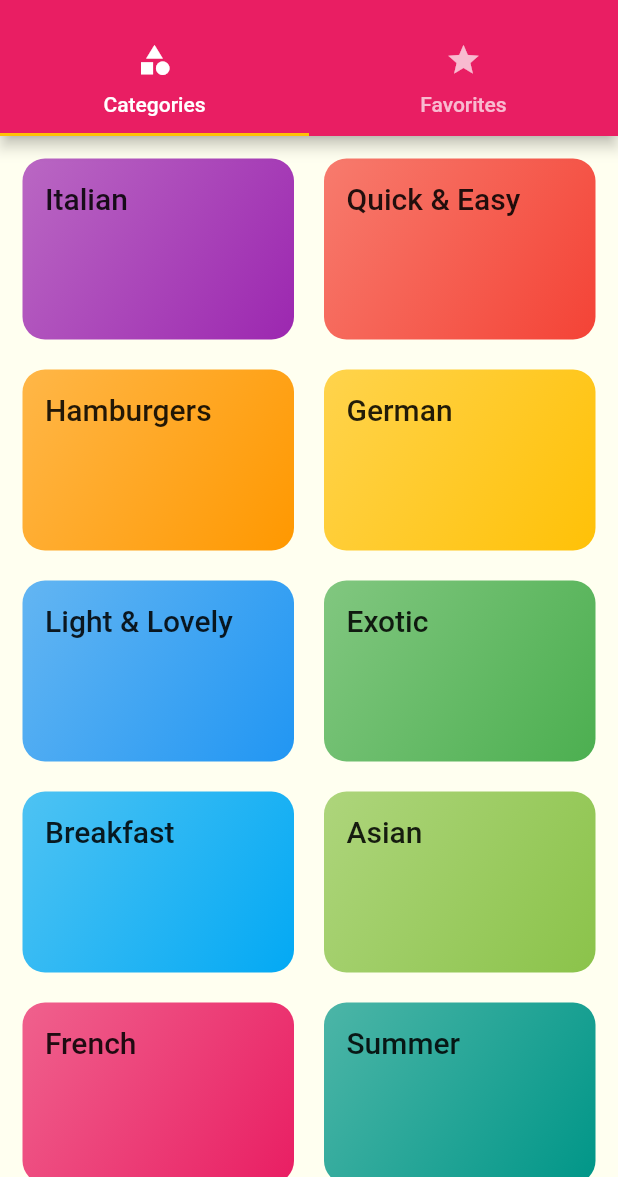
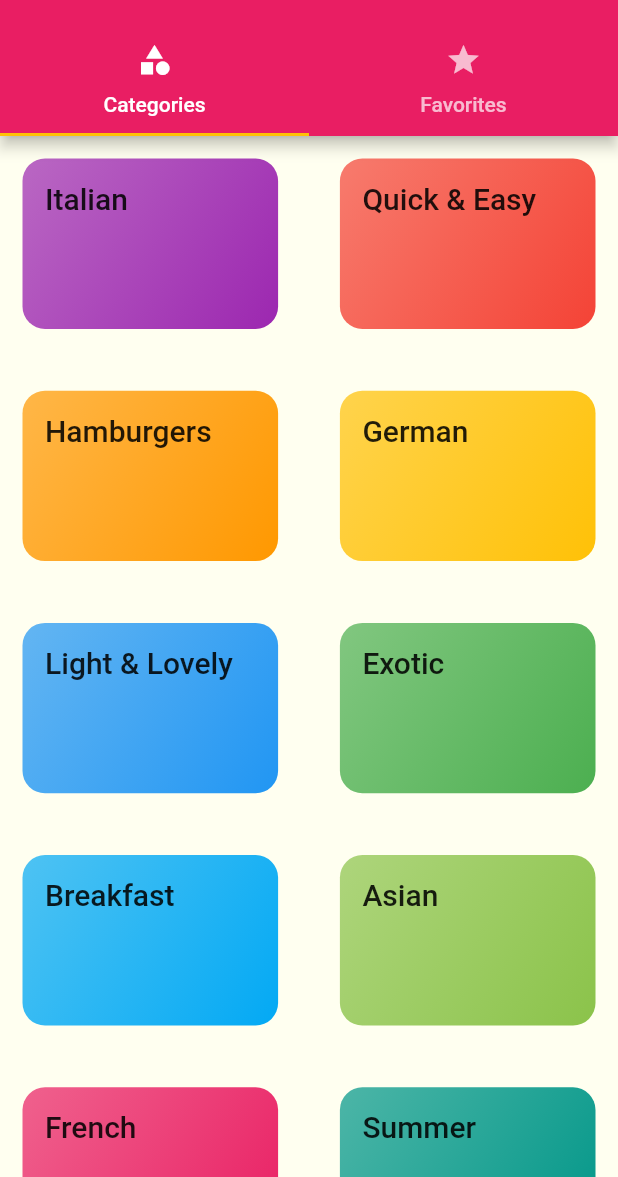
Before and after one commit to ilyosbekkk/meals_app, a Flutter app: the screen it shows after launch, on a phone screen of 412 x 824 dp, the part 59-1236 px from its top. Run offline on Flutter 3.47's test engine with Material 2 defaults, Android fonts, the phone set to English and light mode, and no system bars; our stand-ins replace auto_size_text.

Commit message:
added some responsiveness

```diff
--- a/lib/screens/categories_screen.dart
+++ b/lib/screens/categories_screen.dart
@@ -12,10 +12,10 @@ class CategoriesScreen extends StatelessWidget {
           .map((e) => CategoryItem(e.title, e.color,  e.id))
           .toList(),
       gridDelegate: SliverGridDelegateWithMaxCrossAxisExtent(
-          maxCrossAxisExtent: 200,
+          maxCrossAxisExtent: MediaQuery.of(context).size.height*0.3,
           childAspectRatio: 3 / 2,
-          crossAxisSpacing: 20,
-          mainAxisSpacing: 20),
+          crossAxisSpacing: MediaQuery.of(context).size.width*0.1,
+          mainAxisSpacing: MediaQuery.of(context).size.width*0.1),
     );
   }
 }
--- a/pubspec.yaml
+++ b/pubspec.yaml
@@ -19,6 +19,7 @@ environment:
 dependencies:
   flutter:
     sdk: flutter
+  auto_size_text: ^2.1.0
 
   # The following adds the Cupertino Icons font to your application.
   # Use with the CupertinoIcons class for iOS style icons.
```
Also changed, not shown: lib/screens/meal_detail_screen.dart (+27 -20 lines), pubspec.lock.
